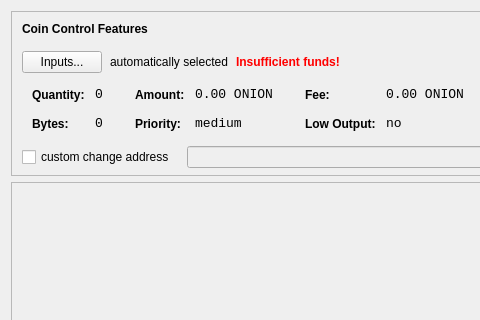
Qt form src/qt/forms/sendcoinsdialog.ui (deeponion/deeponion-legacy) before a commit; both pictures show x 0 to 480 and y 0 to 320 of the 850 by 402 pixel window.
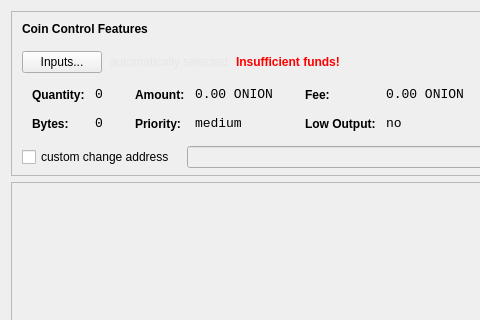
The same form after that commit. Icons and pictures are not drawn.

Commit message: new icons and new style for wallet

The edit to the form file:
```diff
--- a/src/qt/forms/sendcoinsdialog.ui
+++ b/src/qt/forms/sendcoinsdialog.ui
@@ -13,6 +13,9 @@
   <property name="windowTitle">
    <string>Send Coins</string>
   </property>
+  <property name="styleSheet">
+   <string notr="true"/>
+  </property>
   <layout class="QVBoxLayout" name="verticalLayout" stretch="0,1,0">
    <property name="bottomMargin">
     <number>8</number>
@@ -122,7 +125,7 @@
 </string>
             </property>
             <property name="text">
-             <string>automatically selected</string>
+             <string>&lt;html&gt;&lt;head/&gt;&lt;body&gt;&lt;p&gt;&lt;span style=&quot; color:#e6e6e6;&quot;&gt;automatically selected&lt;/span&gt;&lt;/p&gt;&lt;/body&gt;&lt;/html&gt;</string>
             </property>
             <property name="margin">
              <number>5</number>
```
Left out of the diff: 26 changed lines with no effect on the pictures. The commit also changes 62 other files.
